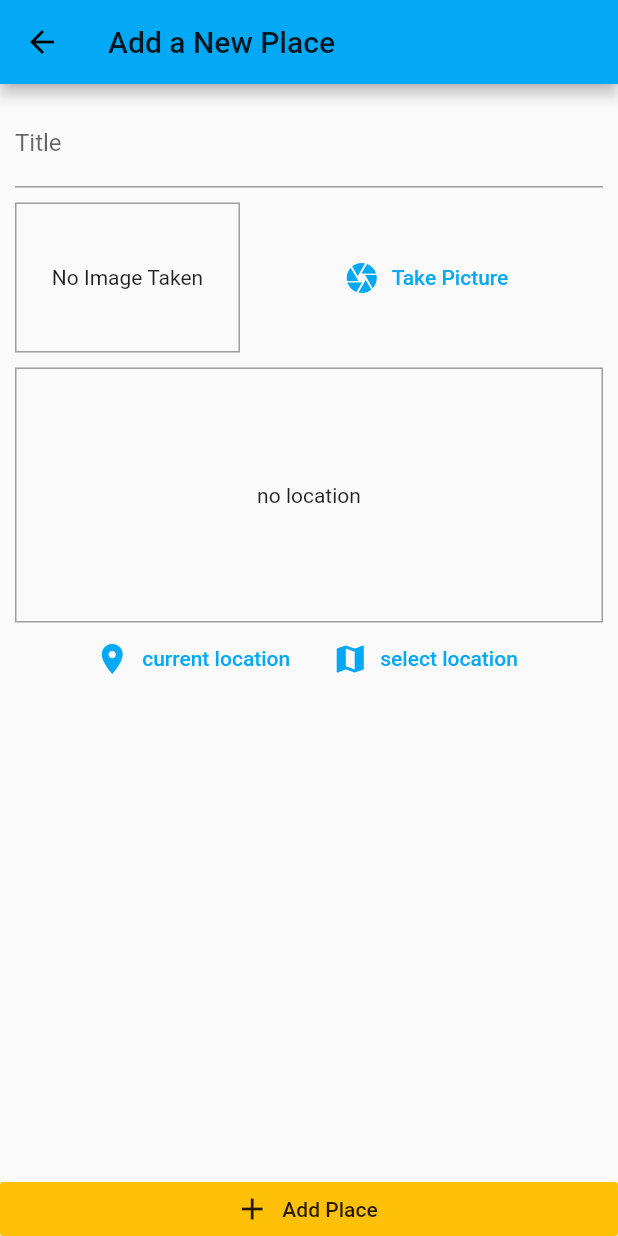
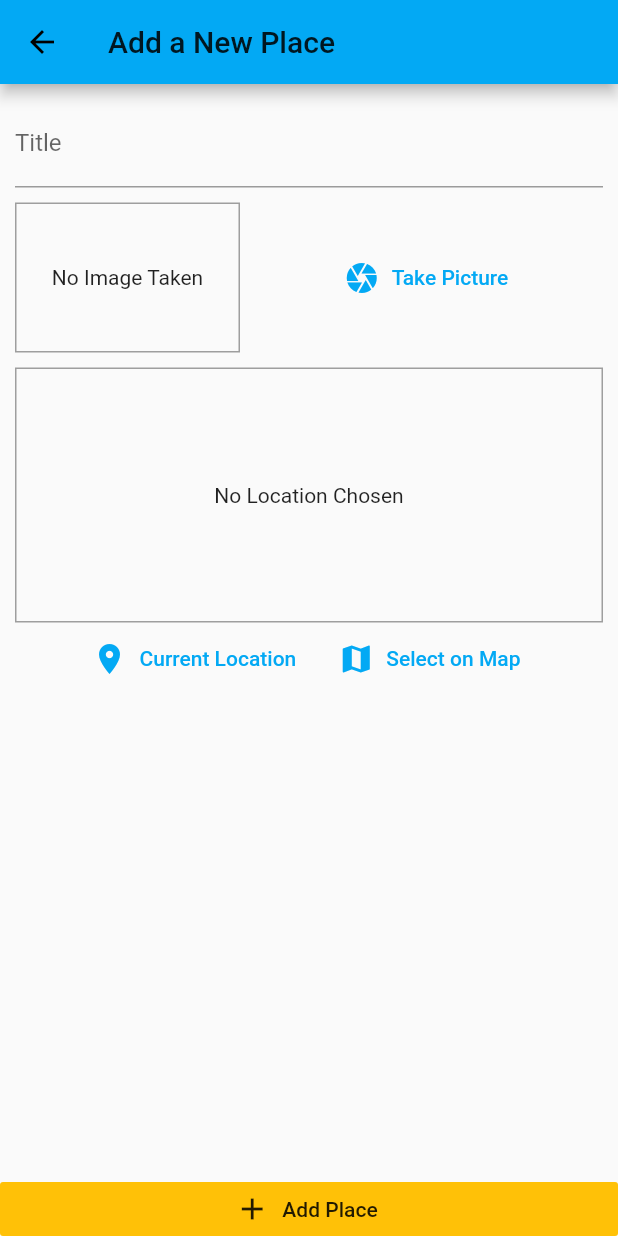
Before and after one commit to riy0/food_map, a Flutter app: the screen it shows after launch, after a tap on the "add" icon, on a phone screen of 412 x 824 dp. Run offline on Flutter 3.47's test engine with Material 2 defaults, Android fonts, the light colour scheme and no system bars; our stand-ins replace google_maps_flutter, image_picker, location, sqflite; accounts and stored records are empty.

Commit message:
update/ fixed bug

```diff
--- a/food_map_app/lib/helpers/db_helpers.dart
+++ b/food_map_app/lib/helpers/db_helper.dart
@@ -17,7 +17,7 @@ class DBHelper {
     db.insert(
       table,
       data,
-      conflictAlgorithm: sql.ConflictAlgorithm.replace,
+      conflictAlgorithm: ConflictAlgorithm.replace,
     );
   }
 
--- a/food_map_app/lib/helpers/location_helper.dart
+++ b/food_map_app/lib/helpers/location_helper.dart
@@ -1,12 +1,15 @@
 import 'dart:convert';
+
 import 'package:http/http.dart' as http;
 
 const GOOGLE_API_KEY = 'AIzaSyD1YHG2DmK0RT7vSy0X8frFXCRgPUc3JNo';
 
 class LocationHelper {
-  static String generateLocationPreviewImage(
-      {double latitude, double longitude}) {
-    return 'https://maps.googleapis.com/maps/api/staticmap?center=&$latitude,$longitude&zoom=16&size=600x300&maptype=roadmap&markers=color:red%7C$latitude,$longitude&key=GOOGLE_API_KEY';
+  static String generateLocationPreviewImage({
+    double latitude,
+    double longitude,
+  }) {
+    return 'https://maps.googleapis.com/maps/api/staticmap?center=&$latitude,$longitude&zoom=16&size=600x300&maptype=roadmap&markers=color:red%7Clabel:A%7C$latitude,$longitude&key=$GOOGLE_API_KEY';
   }
 
   static Future<String> getPlaceAddress(double lat, double lng) async {
--- a/food_map_app/lib/providers/nice_places.dart
+++ b/food_map_app/lib/providers/nice_places.dart
@@ -1,8 +1,9 @@
 import 'dart:io';
+
 import 'package:flutter/foundation.dart';
 
 import '../models/place.dart';
-import '../helpers/db_helpers.dart';
+import '../helpers/db_helper.dart';
 import '../helpers/location_helper.dart';
 
 class NicePlaces with ChangeNotifier {
@@ -16,7 +17,7 @@ class NicePlaces with ChangeNotifier {
     return _items.firstWhere((place) => place.id == id);
   }
 
-  void addPlace(
+  Future<void> addPlace(
     String pickedTitle,
     File pickedImage,
     PlaceLocation pickedLocation,
@@ -24,9 +25,10 @@ class NicePlaces with ChangeNotifier {
     final address = await LocationHelper.getPlaceAddress(
         pickedLocation.latitude, pickedLocation.longitude);
     final updatedLocation = PlaceLocation(
-        latitude: pickedLocation.latitude,
-        longitude: pickedLocation.longitude,
-        address: address);
+      latitude: pickedLocation.latitude,
+      longitude: pickedLocation.longitude,
+      address: address,
+    );
     final newPlace = Place(
       id: DateTime.now().toString(),
       image: pickedImage,
@@ -35,7 +37,7 @@ class NicePlaces with ChangeNotifier {
     );
     _items.add(newPlace);
     notifyListeners();
-    DBHelper.insert('places', {
+    DBHelper.insert('user_places', {
       'id': newPlace.id,
       'title': newPlace.title,
       'image': newPlace.image.path,
@@ -46,7 +48,7 @@ class NicePlaces with ChangeNotifier {
   }
 
   Future<void> fetchAndSetPlaces() async {
-    final dataList = await DBHelper.getData('places');
+    final dataList = await DBHelper.getData('user_places');
     _items = dataList
         .map(
           (item) => Place(
--- a/food_map_app/lib/screens/add_place_screen.dart
+++ b/food_map_app/lib/screens/add_place_screen.dart
@@ -1,9 +1,10 @@
 import 'dart:io';
+
 import 'package:flutter/material.dart';
-import '../widgets/location_input.dart';
 import 'package:provider/provider.dart';
 
 import '../widgets/image_input.dart';
+import '../widgets/location_input.dart';
 import '../providers/nice_places.dart';
 import '../models/place.dart';
 
--- a/food_map_app/lib/screens/map_screen.dart
+++ b/food_map_app/lib/screens/map_screen.dart
@@ -1,5 +1,6 @@
 import 'package:flutter/material.dart';
 import 'package:google_maps_flutter/google_maps_flutter.dart';
+
 import '../models/place.dart';
 
 class MapScreen extends StatefulWidget {
@@ -29,7 +30,7 @@ class _MapScreenState extends State<MapScreen> {
   Widget build(BuildContext context) {
     return Scaffold(
       appBar: AppBar(
-        title: Text('Maps'),
+        title: Text('Your Map'),
         actions: <Widget>[
           if (widget.isSelecting)
             IconButton(
@@ -48,7 +49,7 @@ class _MapScreenState extends State<MapScreen> {
             widget.initialLocation.latitude,
             widget.initialLocation.longitude,
           ),
-          zoom: 18,
+          zoom: 16,
         ),
         onTap: widget.isSelecting ? _selectLocation : null,
         markers: (_pickedLocation == null && widget.isSelecting)
--- a/food_map_app/lib/screens/place_detail_screen.dart
+++ b/food_map_app/lib/screens/place_detail_screen.dart
@@ -1,8 +1,8 @@
 import 'package:flutter/material.dart';
-import 'package:flutter_complete_guide/screens/map_screen.dart';
 import 'package:provider/provider.dart';
 
 import '../providers/nice_places.dart';
+import './map_screen.dart';
 
 class PlaceDetailScreen extends StatelessWidget {
   static const routeName = '/place-detail';
@@ -27,9 +27,7 @@ class PlaceDetailScreen extends StatelessWidget {
               width: double.infinity,
             ),
           ),
-          SizedBox(
-            height: 10,
-          ),
+          SizedBox(height: 10),
           Text(
             selectedPlace.location.address,
             textAlign: TextAlign.center,
@@ -40,16 +38,18 @@ class PlaceDetailScreen extends StatelessWidget {
           ),
           SizedBox(height: 10),
           FlatButton(
-            child: Text('View Map'),
+            child: Text('View on Map'),
             textColor: Theme.of(context).primaryColor,
             onPressed: () {
-              Navigator.of(context).push(MaterialPageRoute(
-                fullscreenDialog: true,
-                builder: (ctx) => MapScreen(
-                  initialLocation: selectedPlace.location,
-                  isSelecting: false,
+              Navigator.of(context).push(
+                MaterialPageRoute(
+                  fullscreenDialog: true,
+                  builder: (ctx) => MapScreen(
+                    initialLocation: selectedPlace.location,
+                    isSelecting: false,
+                  ),
                 ),
-              ));
+              );
             },
           ),
         ],
--- a/food_map_app/lib/screens/places_list_screen.dart
+++ b/food_map_app/lib/screens/places_list_screen.dart
@@ -30,7 +30,7 @@ class PlacesListScreen extends StatelessWidget {
               )
             : Consumer<NicePlaces>(
                 child: Center(
-                  child: Text('start adding places'),
+                  child: const Text('Got no places yet, start adding some!'),
                 ),
                 builder: (ctx, nicePlaces, ch) => nicePlaces.items.length <= 0
                     ? ch
--- a/food_map_app/lib/widgets/location_input.dart
+++ b/food_map_app/lib/widgets/location_input.dart
@@ -1,6 +1,6 @@
 import 'package:flutter/material.dart';
+import 'package:google_maps_flutter/google_maps_flutter.dart';
 import 'package:location/location.dart';
-import 'package:google_maps_flutter/google_maps_flutter.dart';
 
 import '../helpers/location_helper.dart';
 import '../screens/map_screen.dart';
@@ -49,7 +49,6 @@ class _LocationInputState extends State<LocationInput> {
     if (selectedLocation == null) {
       return;
     }
-
     _showPreview(selectedLocation.latitude, selectedLocation.longitude);
     widget.onSelectPlace(selectedLocation.latitude, selectedLocation.longitude);
   }
@@ -67,7 +66,7 @@ class _LocationInputState extends State<LocationInput> {
           ),
           child: _previewImageUrl == null
               ? Text(
-                  "no location",
+                  'No Location Chosen',
                   textAlign: TextAlign.center,
                 )
               : Image.network(
@@ -83,7 +82,7 @@ class _LocationInputState extends State<LocationInput> {
               icon: Icon(
                 Icons.location_on,
               ),
-              label: Text('current location'),
+              label: Text('Current Location'),
               textColor: Theme.of(context).primaryColor,
               onPressed: _getCurrentUserLocation,
             ),
@@ -91,12 +90,12 @@ class _LocationInputState extends State<LocationInput> {
               icon: Icon(
                 Icons.map,
               ),
-              label: Text('select location'),
+              label: Text('Select on Map'),
               textColor: Theme.of(context).primaryColor,
               onPressed: _selectOnMap,
-            )
+            ),
           ],
-        )
+        ),
       ],
     );
   }
```
Also changed, not shown: 2 other files.
